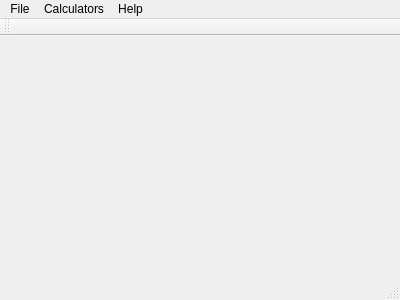
This is mainwindow.ui in iainxingham/IxTrak as Qt 5 draws it before an edit. The edited form follows.
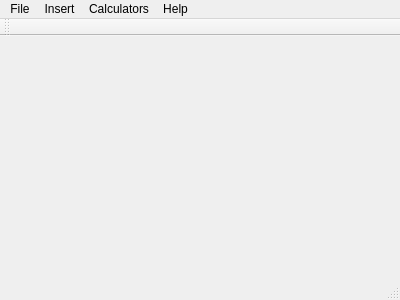
This is the edited form.

Commit message: Beginnings of database; insert physiology dialog

Patch:
```diff
--- a/mainwindow.ui
+++ b/mainwindow.ui
@@ -44,7 +44,14 @@
     </property>
     <addaction name="actionAbout"/>
    </widget>
+   <widget class="QMenu" name="menuInsert">
+    <property name="title">
+     <string>Insert</string>
+    </property>
+    <addaction name="actionPhysiology"/>
+   </widget>
    <addaction name="menuFile"/>
+   <addaction name="menuInsert"/>
    <addaction name="menuCalculators"/>
    <addaction name="menuHelp"/>
   </widget>
```
Left out of the diff: 5 changed lines with no effect on the pictures. The commit also changes 9 other files.
